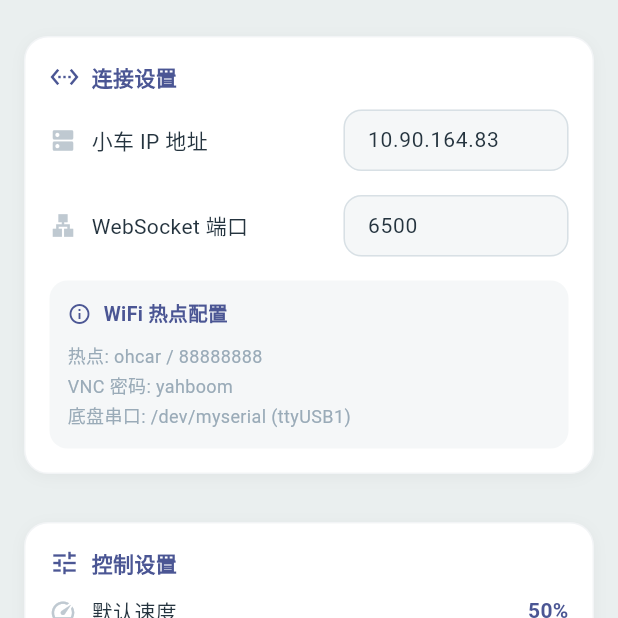
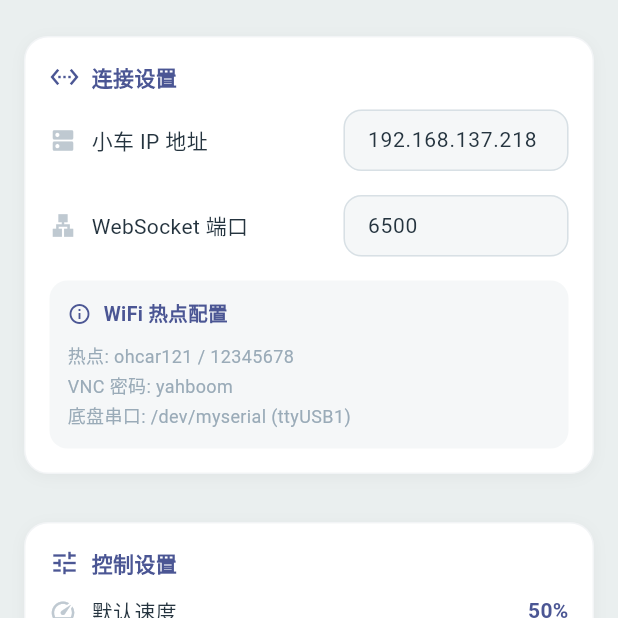
Before and after one commit to xhy2539/icar-ros2-patrol, a Flutter app: the SettingsPage screen opened directly, on a phone screen of 412 x 824 dp, the top half of it. Run offline on Flutter 3.47's test engine with Material 3 defaults, Android fonts, the phone set to English and light mode, and no system bars; our stand-ins replace shared_preferences, speech_to_text; accounts and stored records are empty.

Commit message:
修改小车配置信息

````diff
--- a/lib/main.dart
+++ b/lib/main.dart
@@ -185,7 +185,7 @@ class _MainScreenState extends State<MainScreen> {
           child: Column(
             crossAxisAlignment: CrossAxisAlignment.start,
             children: [
-              Text('1. 确保手机和小车在同一网络下 (小车 IP: 10.90.164.83)',
+              Text('1. 连接 WiFi 热点 ohcar121 (密码 12345678)，小车 IP: 192.168.137.218',
                   style: TextStyle(color: AppColors.blueGrayDark, fontSize: 13)),
               SizedBox(height: 8),
               Text('2. 在控制页面输入小车 IP 地址并点击连接',
--- a/lib/pages/settings_page.dart
+++ b/lib/pages/settings_page.dart
@@ -205,7 +205,7 @@ class _SettingsPageState extends State<SettingsPage> {
                 ),
                 SizedBox(height: 8),
                 Text(
-                  '热点: ohcar / 88888888\nVNC 密码: yahboom\n底盘串口: /dev/myserial (ttyUSB1)',
+                  '热点: ohcar121 / 12345678\nVNC 密码: yahboom\n底盘串口: /dev/myserial (ttyUSB1)',
                   style: TextStyle(
                     color: AppColors.blueGrayDark,
                     fontSize: 12,
--- a/lib/services/car_controller.dart
+++ b/lib/services/car_controller.dart
@@ -40,7 +40,7 @@ class CarController extends ChangeNotifier {
 
   /// 当前 IP
   String get host => _host;
-  String _host = '10.90.164.83';
+  String _host = '192.168.137.218';
 
   /// 当前端口
   int get port => _port;
--- a/lib/services/car_tcp_service.dart
+++ b/lib/services/car_tcp_service.dart
@@ -20,7 +20,7 @@ enum CarConnectionState {
 /// 用法：
 /// ```dart
 /// final service = CarWebSocketService();
-/// await service.connect('10.90.164.83');
+/// await service.connect('192.168.137.218');
 /// service.send('forward');
 /// ```
 class CarWebSocketService {
````
